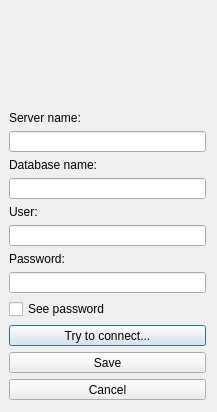
Above: databasesetting.ui from lewypiotrek/Study_HomeLibrary before the change. Below: the same form after it.
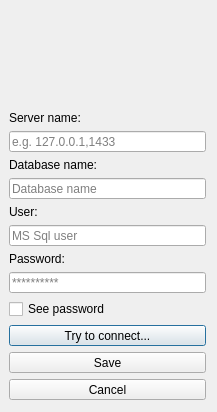
That is the form after the change. Icons and pictures are not drawn.

```diff
--- a/databasesetting.ui
+++ b/databasesetting.ui
@@ -53,6 +53,9 @@
       <property name="text">
        <string/>
       </property>
+      <property name="placeholderText">
+       <string>e.g. 127.0.0.1,1433</string>
+      </property>
      </widget>
     </item>
     <item>
@@ -63,7 +66,11 @@
      </widget>
     </item>
     <item>
-     <widget class="QLineEdit" name="DatabaseName"/>
+     <widget class="QLineEdit" name="DatabaseName">
+      <property name="placeholderText">
+       <string>Database name</string>
+      </property>
+     </widget>
     </item>
     <item>
      <widget class="QLabel" name="label_3">
@@ -73,7 +80,11 @@
      </widget>
     </item>
     <item>
-     <widget class="QLineEdit" name="User"/>
+     <widget class="QLineEdit" name="User">
+      <property name="placeholderText">
+       <string>MS Sql user</string>
+      </property>
+     </widget>
     </item>
     <item>
      <widget class="QLabel" name="label_4">
@@ -83,7 +94,14 @@
      </widget>
     </item>
     <item>
-     <widget class="QLineEdit" name="password"/>
+     <widget class="QLineEdit" name="password">
+      <property name="echoMode">
+       <enum>QLineEdit::Password</enum>
+      </property>
+      <property name="placeholderText">
+       <string>**********</string>
+      </property>
+     </widget>
     </item>
     <item>
      <widget class="QCheckBox" name="checkBox">
```
